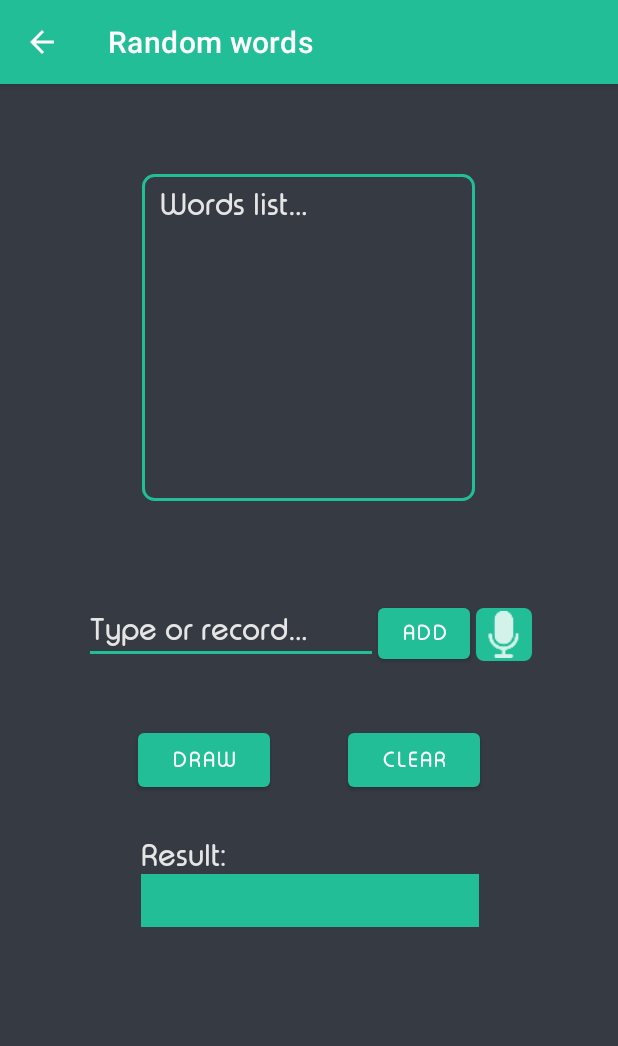
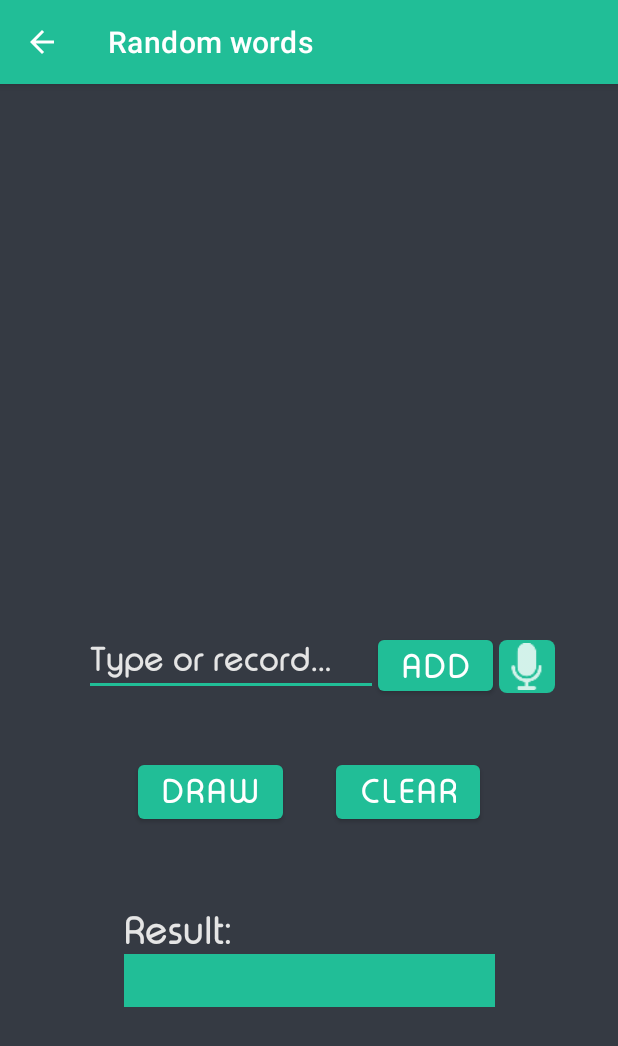
Before and after one commit to michal1702/RNG_AndroidApp, an Android app: the RandomWordsActivity screen opened directly, with no data from a screen before it, on a phone screen of 412 x 824 dp. Shown: the top 1046 px of the screen. Run offline under Robolectric (Android 15) with nearby library versions, the phone set to English and light mode, and no system bars.

Commit message:
modified random words generators

```diff
--- a/app/src/main/java/com/project/randomnumbergenerator/RandomWordsActivity.kt
+++ b/app/src/main/java/com/project/randomnumbergenerator/RandomWordsActivity.kt
@@ -13,42 +13,44 @@ import android.view.inputmethod.InputMethodManager
 import android.widget.*
 import androidx.appcompat.app.AppCompatActivity
 import java.util.*
+import kotlin.collections.ArrayList
 import kotlin.random.Random
 
 
 class RandomWordsActivity : AppCompatActivity(){
 
-    private lateinit var wordsArray: MutableList<String>
     private lateinit var addButton: Button
     private lateinit var wordBox: EditText
-    private lateinit var wordsTextView: TextView
     private lateinit var warningBox: TextView
     private lateinit var clearButton: Button
     private lateinit var generateButton: Button
     private lateinit var resultTextBox: TextView
-    private lateinit var listDescription: TextView
     private lateinit var micorphone: ImageView
+    private lateinit var wordsAdapter: WordsListAdapter
+    private lateinit var wordsListView: ListView
+    private lateinit var wordsList: ArrayList<String>
     override fun onCreate(savedInstanceState: Bundle?) {
         super.onCreate(savedInstanceState)
         setContentView(R.layout.activity_random_words)
+        setControls()
+        modifyActionBar()
+        wordsList = ArrayList()
 
-        setVariables()
-        modifyActionBar()
         //region onClickListeners
         addButton.setOnClickListener{
             addButtonClick()
         }
 
         clearButton.setOnClickListener {
-            wordsTextView.text=""
+            wordsList.clear()
+            wordsAdapter.notifyDataSetChanged()
             resultTextBox.text=""
-            listDescription.text="Words list"+"\u2026"
-            wordsArray.clear()
         }
 
         generateButton.setOnClickListener{
-            if(wordsArray.isNotEmpty()) {
-                resultTextBox.text = wordsArray[Random.nextInt(0, wordsArray.size)]
+            if(wordsList.isNotEmpty()) {
+                val position = Random.nextInt(0, wordsList.size)
+                resultTextBox.text = wordsList[position]
             }
         }
 
@@ -63,48 +65,57 @@ class RandomWordsActivity : AppCompatActivity(){
         })
     }
 
+    /**
+     * Method hides keyboard on focus off
+     * @param view view of this activity
+     */
     fun hideKeyboard(view: View) {
         val inputMethodManager: InputMethodManager = getSystemService(Activity.INPUT_METHOD_SERVICE) as InputMethodManager
         inputMethodManager.hideSoftInputFromWindow(currentFocus?.windowToken, 0)
     }
 
-    private fun setVariables(){
-        wordsArray = mutableListOf()
+    /**
+     * Sets up controls like buttons, text fields, etc.
+     */
+    private fun setControls(){
         addButton = findViewById(R.id.addButton)
         wordBox = findViewById(R.id.wordTextEdit)
-        wordsTextView = findViewById(R.id.wordsTextView)
-        wordsTextView.movementMethod = ScrollingMovementMethod()
         warningBox = findViewById(R.id.wordWarningTextView)
         clearButton = findViewById(R.id.clearButton)
         generateButton = findViewById(R.id.generateWordButton)
         resultTextBox = findViewById(R.id.resultTextView)
-        listDescription = findViewById(R.id.listViewDescriptionTextView)
         micorphone = findViewById(R.id.microphoneImageView)
+        wordsListView = findViewById(R.id.wordsListView)
     }
 
+    /**
+     * Sets up action bar
+     */
     private fun modifyActionBar(){
         val actionBar = supportActionBar
         actionBar!!.title = "Random words"
         actionBar.setDisplayHomeAsUpEnabled(true)
     }
 
+    /**
+     * Method responsible for adding word to the list
+     */
     @SuppressLint("SetTextI18n")
     private fun addButtonClick(){
         if(wordBox.text.isEmpty()) {
             warningBox.text = "Enter a word"
         }
-        else{
-            wordsArray.add(wordBox.text.toString())
-            listDescription.text=""
-        }
-        wordsTextView.text=""
-        wordBox.setText("")
-        for (word in wordsArray) {
-            wordsTextView.append(" \u2022 ")
-            wordsTextView.append(word + "\n")
+        else {
+            wordsList.add(wordBox.text.toString() + "\n")
+            wordsAdapter = WordsListAdapter(applicationContext, wordsList)
+            wordsListView.adapter = wordsAdapter
+            wordBox.setText("")
         }
     }
 
+    /**
+     * Method gets speech input and converts it to text
+     */
     @SuppressLint("QueryPermissionsNeeded")
     private fun getSpeechInput() {
         val speechIntent = Intent(RecognizerIntent.ACTION_RECOGNIZE_SPEECH)
@@ -118,7 +129,6 @@ class RandomWordsActivity : AppCompatActivity(){
 
     override fun onActivityResult(requestCode: Int, resultCode: Int, data: Intent?) {
         super.onActivityResult(requestCode, resultCode, data)
-
         when(requestCode){
             10->{
                 if(resultCode == Activity.RESULT_OK && data != null){
--- a/app/src/main/res/layout/activity_random_words.xml
+++ b/app/src/main/res/layout/activity_random_words.xml
@@ -21,7 +21,7 @@
         android:inputType="text"
         android:textColor="@color/text_white"
         android:textColorHint="@color/text_white"
-        android:textSize="20sp"
+        android:textSize="22sp"
         app:layout_constraintStart_toStartOf="parent"
         app:layout_constraintTop_toBottomOf="@+id/wordWarningTextView" />
 
@@ -32,6 +32,7 @@
         android:layout_height="46dp"
         android:fontFamily="@font/round_regular"
         android:text="@string/add_word"
+        android:textSize="22sp"
         app:layout_constraintEnd_toEndOf="parent"
         app:layout_constraintHorizontal_bias="0.0"
         app:layout_constraintStart_toEndOf="@+id/wordTextEdit"
@@ -39,18 +40,17 @@
 
     <TextView
         android:id="@+id/resultTextView"
-        android:layout_width="225dp"
-        android:layout_height="0dp"
-        android:layout_marginTop="52dp"
+        android:layout_width="247dp"
+        android:layout_height="35dp"
+        android:layout_marginTop="84dp"
         android:background="@color/light_green"
         android:fontFamily="@font/round_regular"
         android:paddingVertical="5dp"
         android:textAlignment="center"
         android:textColor="@color/text_white"
         android:textSize="20sp"
-        app:layout_constraintEnd_toEndOf="parent"
-        app:layout_constraintHorizontal_bias="0.505"
-        app:layout_constraintStart_toStartOf="parent"
+        app:layout_constraintEnd_toEndOf="@+id/clearButton"
+        app:layout_constraintStart_toStartOf="@+id/generateWordButton"
         app:layout_constraintTop_toBottomOf="@+id/generateWordButton" />
 
     <TextView
@@ -60,7 +60,7 @@
         android:fontFamily="@font/round_regular"
         android:text="@string/result"
         android:textColor="@color/text_white"
-        android:textSize="20sp"
+        android:textSize="25sp"
         app:layout_constraintBottom_toTopOf="@+id/resultTextView"
         app:layout_constraintStart_toStartOf="@+id/resultTextView" />
 
@@ -71,48 +71,21 @@
         android:layout_marginStart="92dp"
         android:fontFamily="@font/round_regular"
         android:text="@string/generate"
+        android:textSize="22sp"
         app:layout_constraintStart_toStartOf="parent"
         app:layout_constraintTop_toTopOf="@+id/clearButton" />
-
-    <TextView
-        android:id="@+id/listViewDescriptionTextView"
-        android:layout_width="wrap_content"
-        android:layout_height="wrap_content"
-        android:layout_marginStart="12dp"
-        android:layout_marginTop="8dp"
-        android:fontFamily="@font/round_regular"
-        android:text="@string/words"
-        android:textColor="@color/text_white"
-        android:textSize="20sp"
-        app:layout_constraintStart_toStartOf="@+id/wordsTextView"
-        app:layout_constraintTop_toTopOf="@+id/wordsTextView" />
 
     <TextView
         android:id="@+id/wordWarningTextView"
         android:layout_width="wrap_content"
         android:layout_height="wrap_content"
-        android:layout_marginTop="32dp"
+        android:layout_marginTop="12dp"
         android:textColor="@color/light_green"
         android:textSize="15sp"
         app:layout_constraintEnd_toEndOf="parent"
-        app:layout_constraintHorizontal_bias="0.498"
         app:layout_constraintStart_toStartOf="parent"
-        app:layout_constraintTop_toBottomOf="@+id/wordsTextView" />
-
-    <TextView
-        android:id="@+id/wordsTextView"
-        android:layout_width="222dp"
-        android:layout_height="218dp"
-        android:layout_marginTop="60dp"
-        android:background="@drawable/text_view_border"
-        android:fontFamily="@font/round_regular"
-        android:scrollbars="vertical"
-        android:textColor="@color/text_white"
-        android:textSize="22sp"
-        app:layout_constraintEnd_toEndOf="parent"
-        app:layout_constraintHorizontal_bias="0.497"
-        app:layout_constraintStart_toStartOf="parent"
-        app:layout_constraintTop_toTopOf="parent" />
+        app:layout_constraintTop_toBottomOf="@+id/wordsListView"
+        tools:ignore="UnknownId" />
 
     <Button
         android:id="@+id/clearButton"
@@ -122,6 +95,7 @@
         android:layout_marginEnd="92dp"
         android:fontFamily="@font/round_regular"
         android:text="@string/clear_words"
+        android:textSize="22sp"
         app:layout_constraintEnd_toEndOf="parent"
         app:layout_constraintTop_toBottomOf="@+id/wordTextEdit" />
 
@@ -138,4 +112,14 @@
         app:layout_constraintTop_toTopOf="@+id/addButton"
         app:layout_constraintVertical_bias="0.545"
         app:srcCompat="@drawable/ic_microphone" />
+
+    <ListView
+        android:id="@+id/wordsListView"
+        android:layout_width="364dp"
+        android:layout_height="303dp"
+        android:layout_marginTop="16dp"
+        app:layout_constraintEnd_toEndOf="parent"
+        app:layout_constraintHorizontal_bias="0.493"
+        app:layout_constraintStart_toStartOf="parent"
+        app:layout_constraintTop_toTopOf="parent" />
 </androidx.constraintlayout.widget.ConstraintLayout>
```
Also changed, not shown: app/src/main/java/com/project/randomnumbergenerator/WordsListAdapter.kt (added, +37 -0 lines), app/src/main/res/drawable/list_item_background.xml (added, +128 -0 lines), app/src/main/res/layout/random_words_list_view_item.xml (added, +46 -0 lines).
